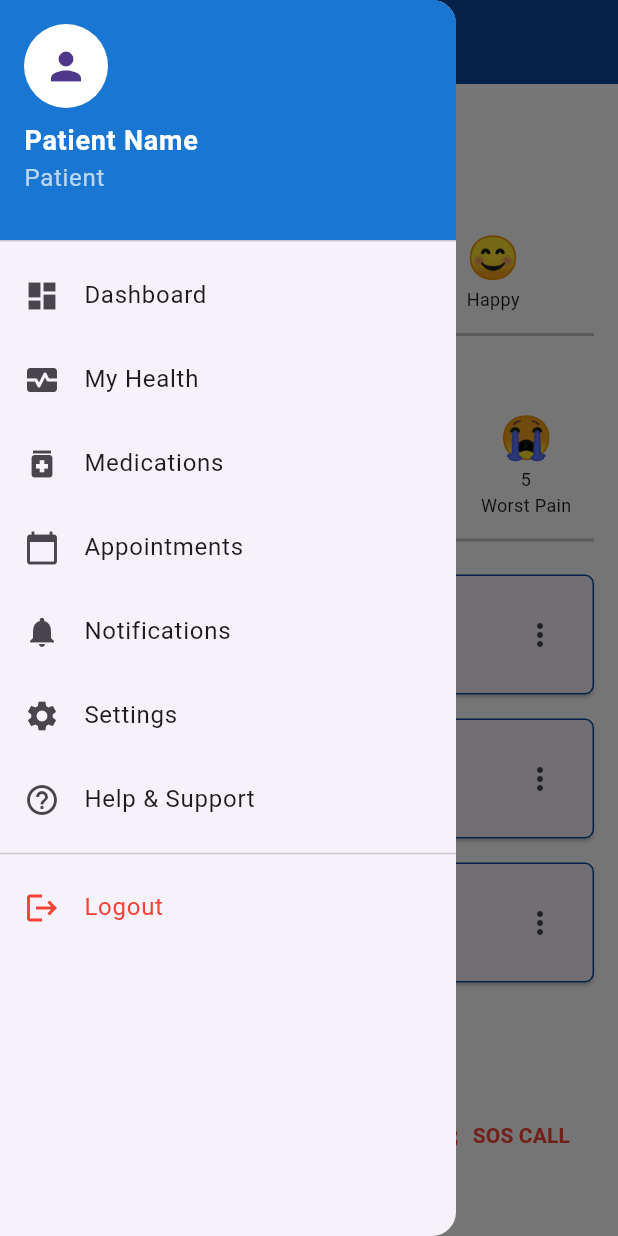
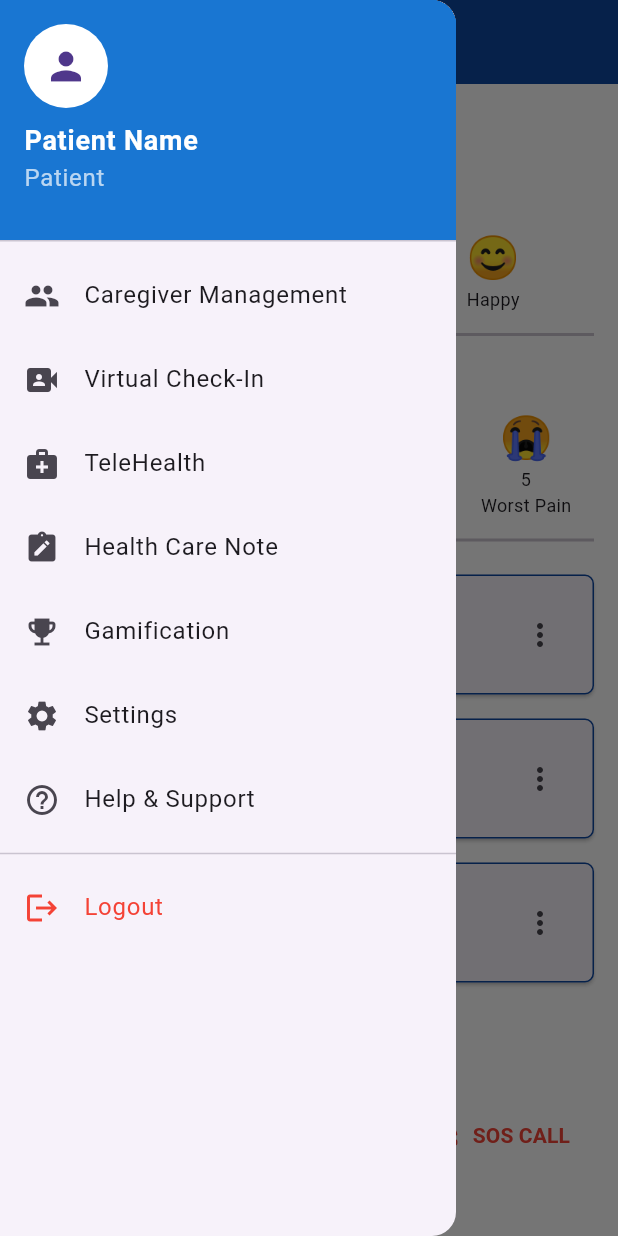
Before and after one commit to umgc/summer2025, a Flutter app: the PatientDashboard screen opened directly, with the side drawer open, on a phone screen of 412 x 824 dp. Run offline on Flutter 3.47's test engine with Material 3 defaults, Android fonts, the phone set to English and light mode, and no system bars.

Commit message:
Added gamification functionality and integrated it into the Patient Dashboard

```diff
--- a/lib/patient_dashboard.dart
+++ b/lib/patient_dashboard.dart
@@ -1,4 +1,6 @@
 import 'package:flutter/material.dart';
+import 'package:care_connect_app/gamification_screen.dart';
+
 
 class PatientDashboard extends StatelessWidget {
   const PatientDashboard({super.key});
@@ -38,18 +40,32 @@ class PatientDashboard extends StatelessWidget {
               ),
             ),
             ...[
-              {'icon': Icons.dashboard, 'title': 'Dashboard'},
-              {'icon': Icons.monitor_heart, 'title': 'My Health'},
-              {'icon': Icons.medication, 'title': 'Medications'},
-              {'icon': Icons.calendar_today, 'title': 'Appointments'},
-              {'icon': Icons.notifications, 'title': 'Notifications'},
+              {'icon': Icons.group, 'title': 'Caregiver Management'},
+              {'icon': Icons.video_camera_front, 'title': 'Virtual Check-In'},
+              {'icon': Icons.medical_services, 'title': 'TeleHealth'},
+              {'icon': Icons.note_alt, 'title': 'Health Care Note'},
+              {
+                'icon': Icons.emoji_events,
+                'title': 'Gamification',
+                'route': (BuildContext context) {
+                  Navigator.pop(context); // Close drawer
+                  Navigator.push(context, MaterialPageRoute(builder: (_) => const GamificationScreen()));
+                },
+              },
               {'icon': Icons.settings, 'title': 'Settings'},
               {'icon': Icons.help_outline, 'title': 'Help & Support'},
-            ].map((item) => ListTile(
-              leading: Icon(item['icon'] as IconData),
-              title: Text(item['title'] as String),
-              onTap: () {}, // Add navigation here
-            )),
+            ].map((item) {
+              return ListTile(
+                leading: Icon(item['icon'] as IconData),
+                title: Text(item['title'] as String),
+                onTap: () {
+                  final Function? routeFn = item['route'] as Function?;
+                  if (routeFn != null) {
+                    routeFn(context);
+                  }
+                },
+              );
+            }),
             const Divider(),
             ListTile(
               leading: const Icon(Icons.logout, color: Colors.red),
```
Also changed, not shown: lib/gamification_screen.dart (added, +121 -0 lines).
